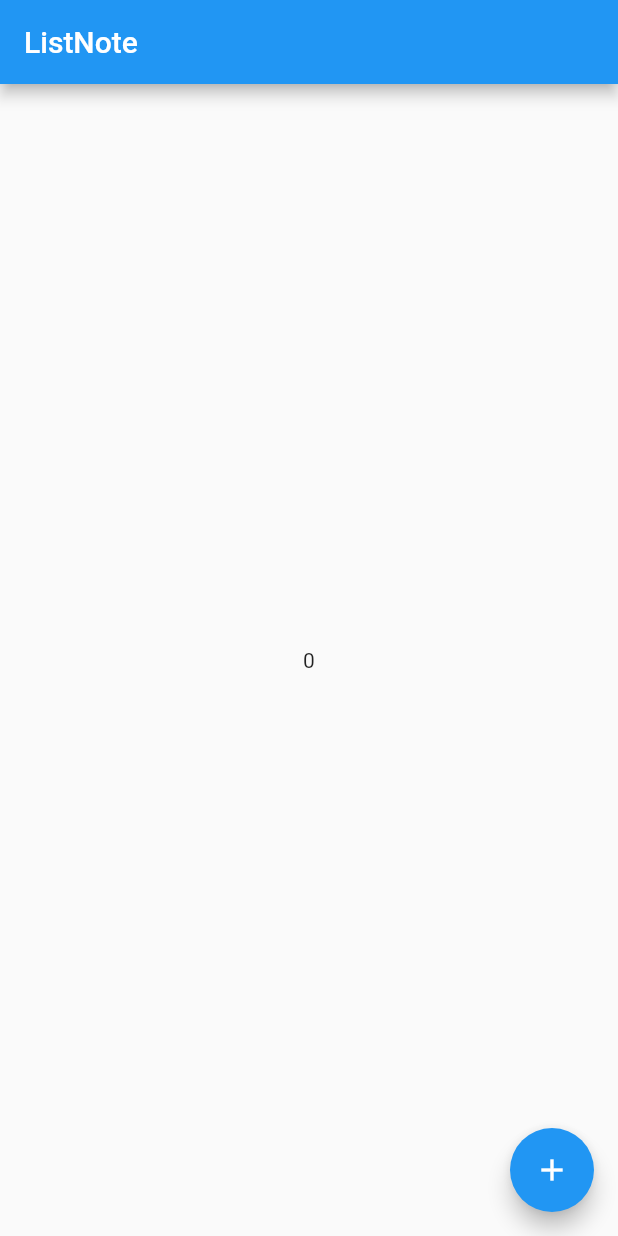
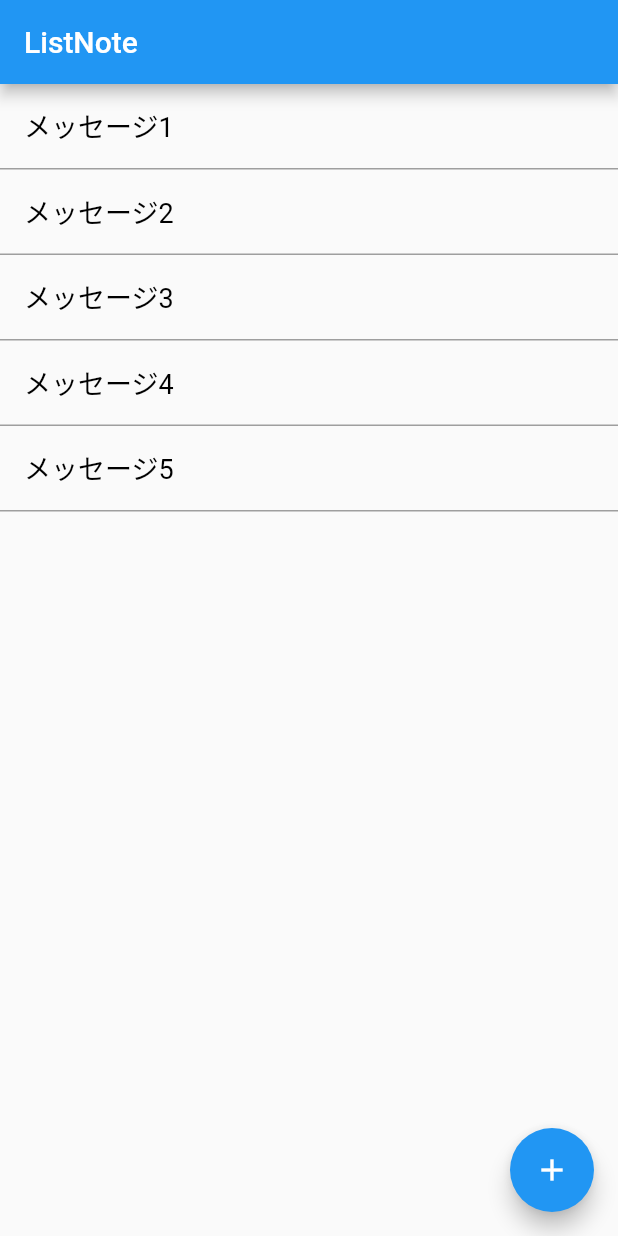
Before and after one commit to koreander2001/listnote, a Flutter app: the screen it shows after launch, on a phone screen of 412 x 824 dp. Run offline on Flutter 3.47's test engine with Material 2 defaults, Android fonts, the phone set to English and light mode, and no system bars; our stand-ins replace hooks_riverpod.

Commit message:
トップ画面の見た目を実装

```diff
--- a/lib/main.dart
+++ b/lib/main.dart
@@ -1,6 +1,6 @@
 import 'package:flutter/material.dart';
-import 'package:flutter_hooks/flutter_hooks.dart';
 import 'package:hooks_riverpod/hooks_riverpod.dart';
+import 'package:listnote/pages/note_list_page.dart';
 
 final counterProvider = StateProvider((ref) => 0);
 
@@ -12,25 +12,5 @@ class MyApp extends StatelessWidget {
   const MyApp({Key? key}) : super(key: key);
 
   @override
-  Widget build(BuildContext context) => const MaterialApp(home: MyHome());
+  Widget build(BuildContext context) => const MaterialApp(home: NoteListPage());
 }
-
-class MyHome extends HookWidget {
-  const MyHome({Key? key}) : super(key: key);
-
-  final String title = 'ListNote';
-
-  @override
-  Widget build(BuildContext context) {
-    final int count = useProvider(counterProvider).state;
-
-    return Scaffold(
-      appBar: AppBar(title: Text(title)),
-      body: Center(child: Text('$count')),
-      floatingActionButton: FloatingActionButton(
-        onPressed: () => context.read(counterProvider).state++,
-        child: const Icon(Icons.add),
-      ),
-    );
-  }
-}
--- /dev/null
+++ b/lib/pages/note_list_page.dart
@@ -0,0 +1,43 @@
+import 'package:flutter/material.dart';
+
+class NoteListPage extends StatelessWidget {
+  const NoteListPage({Key? key}) : super(key: key);
+
+  final String title = 'ListNote';
+
+  @override
+  Widget build(BuildContext context) {
+    var list = [
+      'メッセージ1',
+      'メッセージ2',
+      'メッセージ3',
+      'メッセージ4',
+      'メッセージ5',
+    ];
+
+    return MaterialApp(
+        home: Scaffold(
+      appBar: AppBar(title: Text(title)),
+      body: ListView(children: list.map(_messageItem).toList()),
+      floatingActionButton: const FloatingActionButton(
+        child: Icon(Icons.add),
+        onPressed: null,
+      ),
+    ));
+  }
+
+  Widget _messageItem(String title) {
+    return Container(
+      decoration: const BoxDecoration(
+        border: Border(bottom: BorderSide(color: Colors.grey, width: 1.0)),
+      ),
+      child: ListTile(
+        title: Text(
+          title,
+          style: const TextStyle(color: Colors.black, fontSize: 18.0),
+        ),
+        onTap: null,
+      ),
+    );
+  }
+}
```
